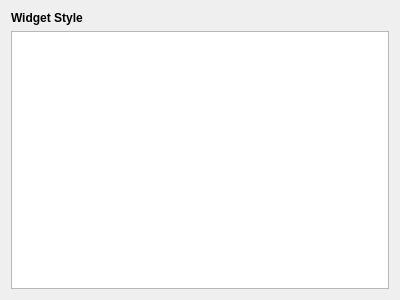
The window that lxqt-config-appearance/styleconfig.ui (lxqt/lxqt-config) describes before a commit, drawn with Qt 5.
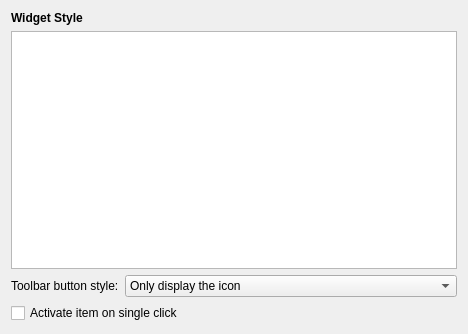
The same window after the commit.

Commit message: Add support for toolbar button styles and single click activation for item views

What changed in the file:
```diff
--- a/lxqt-config-appearance/styleconfig.ui
+++ b/lxqt-config-appearance/styleconfig.ui
@@ -6,25 +6,48 @@
    <rect>
     <x>0</x>
     <y>0</y>
-    <width>400</width>
-    <height>300</height>
+    <width>468</width>
+    <height>334</height>
    </rect>
   </property>
-  <layout class="QVBoxLayout" name="verticalLayout">
-   <item>
-    <widget class="QLabel" name="label">
-     <property name="font">
-      <font>
-       <weight>75</weight>
-       <bold>true</bold>
-      </font>
-     </property>
+  <layout class="QFormLayout" name="formLayout">
+   <item row="3" column="0">
+    <widget class="QLabel" name="label_2">
      <property name="text">
-      <string>Widget Style</string>
+      <string>Toolbar button style:</string>
      </property>
     </widget>
    </item>
-   <item>
+   <item row="3" column="1">
+    <widget class="QComboBox" name="toolButtonStyle">
+     <item>
+      <property name="text">
+       <string>Only display the icon</string>
+      </property>
+     </item>
+     <item>
+      <property name="text">
+       <string>Only display the text</string>
+      </property>
+     </item>
+     <item>
+      <property name="text">
+       <string>The text appears beside the icon</string>
+      </property>
+     </item>
+     <item>
+      <property name="text">
+       <string>The text appears under the icon</string>
+      </property>
+     </item>
+     <item>
+      <property name="text">
+       <string>Default</string>
+      </property>
+     </item>
+    </widget>
+   </item>
+   <item row="1" column="0" colspan="2">
     <widget class="QTreeWidget" name="styleList">
      <property name="alternatingRowColors">
       <bool>true</bool>
@@ -51,6 +74,26 @@
      </column>
     </widget>
    </item>
+   <item row="0" column="0" colspan="2">
+    <widget class="QLabel" name="label">
+     <property name="font">
+      <font>
+       <weight>75</weight>
+       <bold>true</bold>
+      </font>
+     </property>
+     <property name="text">
+      <string>Widget Style</string>
+     </property>
+    </widget>
+   </item>
+   <item row="4" column="0" colspan="2">
+    <widget class="QCheckBox" name="singleClickActivate">
+     <property name="text">
+      <string>Activate item on single click</string>
+     </property>
+    </widget>
+   </item>
   </layout>
  </widget>
  <resources/>
```
The commit also changes 3 other files.
